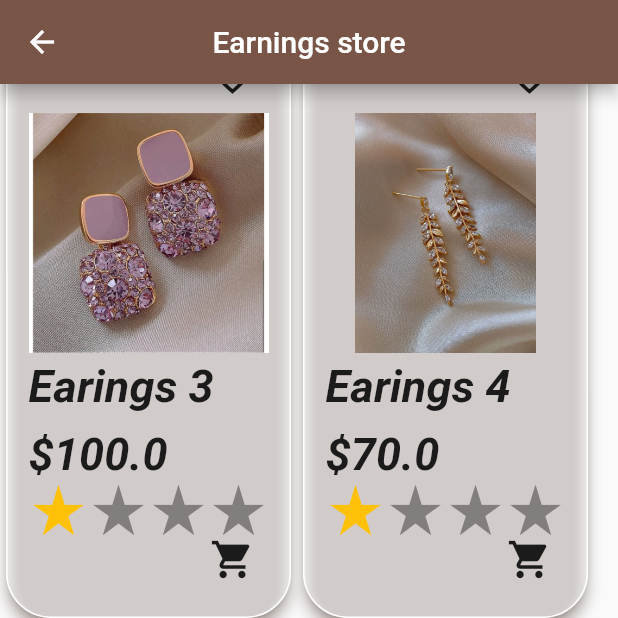
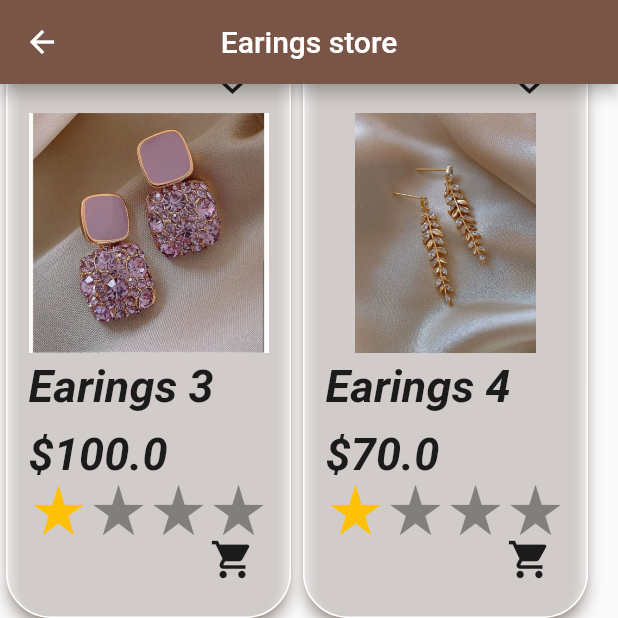
Before and after one commit to mariaashraf1/Mini-Product-app, a Flutter app: the screen it shows after launch, scrolled down 536 dp, on a phone screen of 412 x 824 dp, the top half of it. Run offline on Flutter 3.47's test engine with Material 2 defaults, Android fonts, the phone set to English and light mode, and no system bars; drawn by our look-alikes of flutter_rating_bar.

Commit message:
Update main.dart

```diff
--- a/lib/main.dart
+++ b/lib/main.dart
@@ -32,7 +32,7 @@ class _MyAppState extends State<MyApp> {
             );
 
           },),
-          title: const Text("Earnings store"),
+          title: const Text("Earings store"),
           centerTitle: true,
         ),
         body:
```
